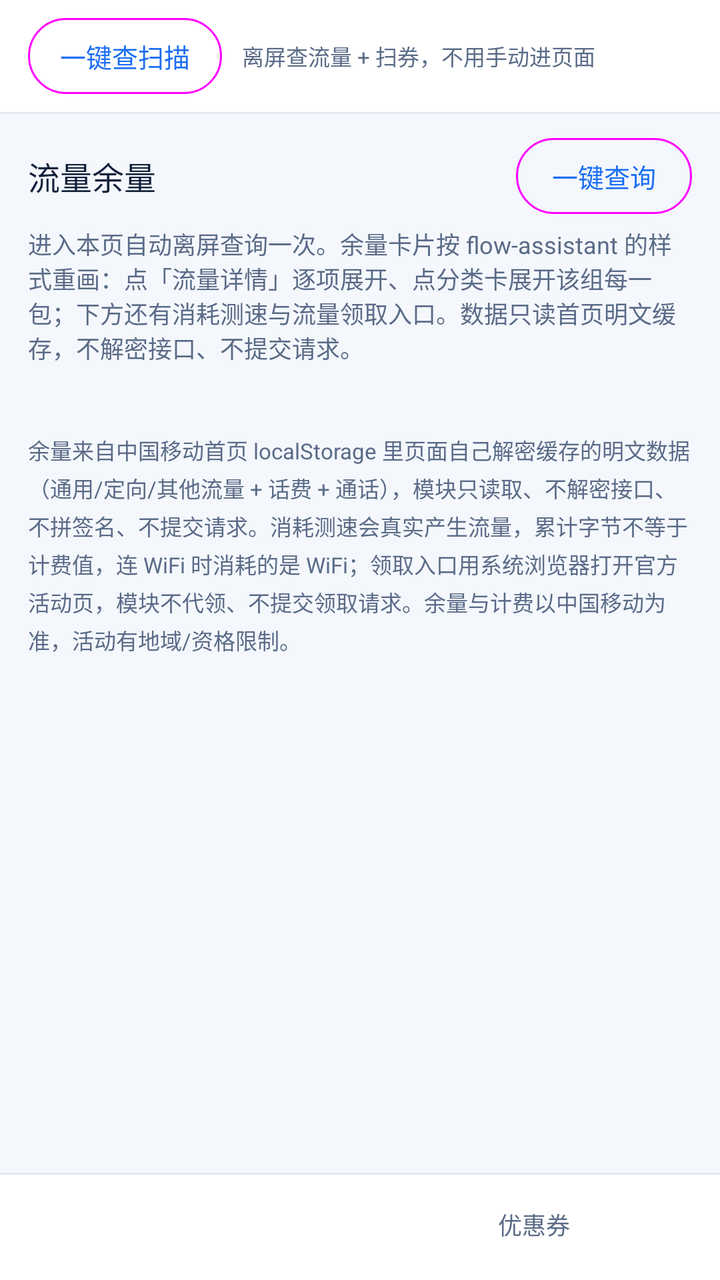
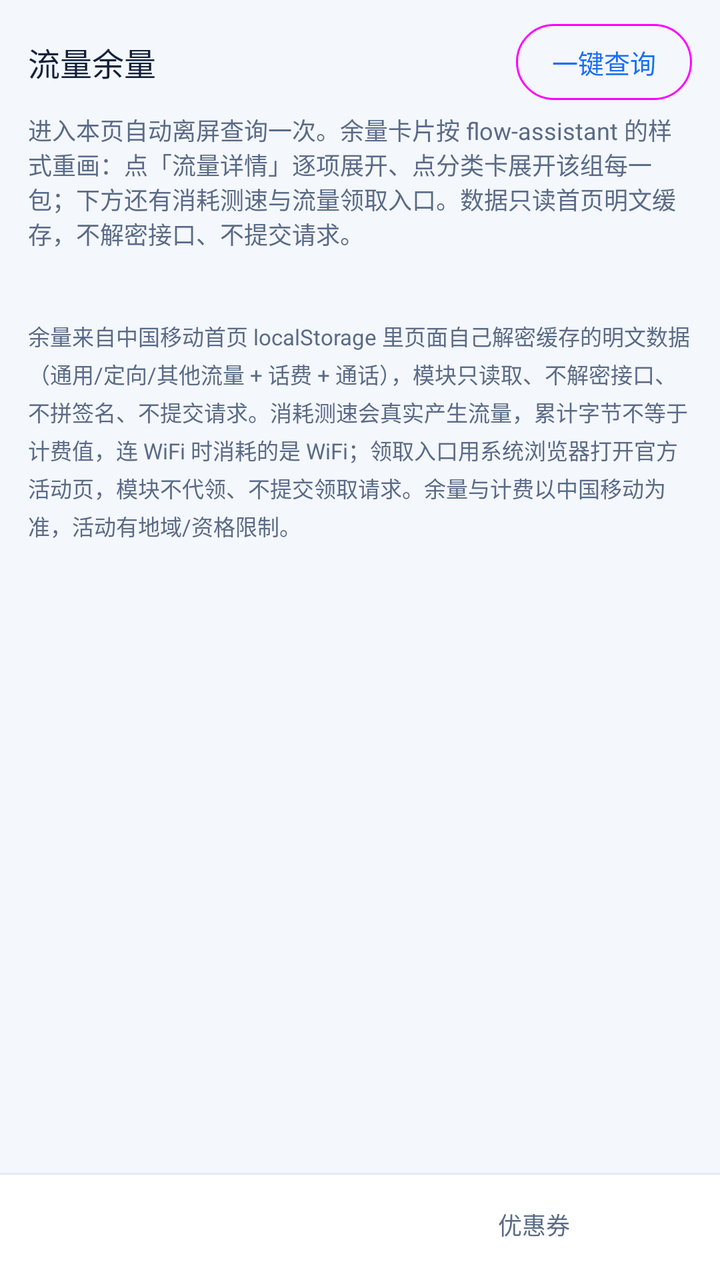

Before-and-after screenshots of an Android layout around one commit, followed by the original layout XML and the change that was made.
<!-- AndroidManifest.xml: application theme Theme.CmccHook -->
<!-- res/layout/page_enhance.xml -->
<?xml version="1.0" encoding="utf-8"?>
<LinearLayout xmlns:android="http://schemas.android.com/apk/res/android"
    xmlns:app="http://schemas.android.com/apk/res-auto"
    android:layout_width="match_parent"
    android:layout_height="match_parent"
    android:orientation="vertical">

    
    <LinearLayout
        android:layout_width="match_parent"
        android:layout_height="wrap_content"
        android:background="@color/surface"
        android:gravity="center_vertical"
        android:orientation="horizontal"
        android:paddingStart="14dp"
        android:paddingTop="9dp"
        android:paddingEnd="14dp"
        android:paddingBottom="9dp">

        <com.google.android.material.button.MaterialButton
            android:id="@+id/btnQuickScan"
            style="@style/Widget.Material3.Button.OutlinedButton"
            android:layout_width="wrap_content"
            android:layout_height="38dp"
            android:insetTop="0dp"
            android:insetBottom="0dp"
            android:minWidth="0dp"
            android:paddingStart="16dp"
            android:paddingEnd="16dp"
            android:text="@string/quick_scan"
            android:textAllCaps="false"
            android:textSize="13sp"
            app:cornerRadius="999dp"
            app:elevation="0dp"
            app:minWidth="0dp" />

        <TextView
            android:id="@+id/quickScanStatus"
            android:layout_width="0dp"
            android:layout_height="wrap_content"
            android:layout_marginStart="10dp"
            android:layout_weight="1"
            android:text="@string/quick_scan_idle"
            android:textColor="@color/text_secondary"
            android:textSize="11sp" />
    </LinearLayout>

    <View
        android:layout_width="match_parent"
        android:layout_height="1dp"
        android:background="@color/divider" />

    
    <FrameLayout
        android:layout_width="match_parent"
        android:layout_height="0dp"
        android:layout_weight="1">

        <include
            android:id="@+id/pageFlow"
            layout="@layout/page_flow" />

        <include
            android:id="@+id/pageCouponBody"
            layout="@layout/page_coupon"
            android:visibility="gone" />
    </FrameLayout>

    <View
        android:layout_width="match_parent"
        android:layout_height="1dp"
        android:background="@color/divider" />

    
    <LinearLayout
        android:layout_width="match_parent"
        android:layout_height="wrap_content"
        android:background="@color/surface"
        android:orientation="horizontal"
        android:paddingStart="10dp"
        android:paddingTop="7dp"
        android:paddingEnd="10dp"
        android:paddingBottom="10dp">

        <TextView
            android:id="@+id/subFlow"
            android:layout_width="0dp"
            android:layout_height="wrap_content"
            android:layout_weight="1"
            android:background="@drawable/bg_nav_item"
            android:gravity="center"
            android:paddingTop="9dp"
            android:paddingBottom="9dp"
            android:text="@string/sub_flow"
            android:textColor="@color/on_primary"
            android:textSize="12sp"
            android:textStyle="bold" />

        <TextView
            android:id="@+id/subCoupon"
            android:layout_width="0dp"
            android:layout_height="wrap_content"
            android:layout_marginStart="8dp"
            android:layout_weight="1"
            android:background="@drawable/bg_nav_item"
            android:gravity="center"
            android:paddingTop="9dp"
            android:paddingBottom="9dp"
            android:text="@string/sub_coupon"
            android:textColor="@color/text_secondary"
            android:textSize="12sp" />
    </LinearLayout>
</LinearLayout>
<!-- res/layout/page_flow.xml (included above) -->
<?xml version="1.0" encoding="utf-8"?>
<ScrollView xmlns:android="http://schemas.android.com/apk/res/android"
    xmlns:app="http://schemas.android.com/apk/res-auto"
    android:layout_width="match_parent"
    android:layout_height="match_parent"
    android:background="@color/background"
    android:clipToPadding="false"
    android:fillViewport="true"
    android:scrollbars="none">

    <LinearLayout
        android:layout_width="match_parent"
        android:layout_height="wrap_content"
        android:orientation="vertical"
        android:paddingStart="14dp"
        android:paddingTop="12dp"
        android:paddingEnd="14dp"
        android:paddingBottom="24dp">

        
        <LinearLayout
            android:layout_width="match_parent"
            android:layout_height="wrap_content"
            android:gravity="center_vertical"
            android:orientation="horizontal">

            <TextView
                style="@style/CardTitle"
                android:layout_width="0dp"
                android:layout_height="wrap_content"
                android:layout_weight="1"
                android:text="@string/flow_title" />

            <com.google.android.material.button.MaterialButton
                android:id="@+id/btnFlowRefresh"
                style="@style/Widget.Material3.Button.OutlinedButton"
                android:layout_width="wrap_content"
                android:layout_height="38dp"
                android:insetTop="0dp"
                android:insetBottom="0dp"
                android:minWidth="0dp"
                android:paddingStart="18dp"
                android:paddingEnd="18dp"
                android:text="@string/flow_refresh"
                android:textAllCaps="false"
                android:textSize="13sp"
                app:cornerRadius="999dp"
                app:elevation="0dp"
                app:minWidth="0dp" />
        </LinearLayout>

        
        <TextView
            android:id="@+id/flowNotify"
            android:layout_width="match_parent"
            android:layout_height="wrap_content"
            android:paddingTop="6dp"
            android:paddingBottom="2dp"
            android:text="@string/flow_never"
            android:textColor="@color/text_secondary"
            android:textSize="12sp" />

        <TextView
            android:id="@+id/flowAt"
            android:layout_width="match_parent"
            android:layout_height="wrap_content"
            android:paddingStart="2dp"
            android:paddingBottom="4dp"
            android:textColor="@color/text_secondary"
            android:textSize="11sp" />

        
        <LinearLayout
            android:id="@+id/flowRoot"
            android:layout_width="match_parent"
            android:layout_height="wrap_content"
            android:orientation="vertical" />

        <TextView
            android:layout_width="match_parent"
            android:layout_height="wrap_content"
            android:paddingTop="14dp"
            android:text="@string/flow_hint"
            android:textColor="@color/text_secondary"
            android:textSize="11sp"
            android:lineSpacingExtra="3dp" />
    </LinearLayout>
</ScrollView>
<!-- res/layout/page_coupon.xml (included above) -->
<?xml version="1.0" encoding="utf-8"?>
<ScrollView xmlns:android="http://schemas.android.com/apk/res/android"
    xmlns:app="http://schemas.android.com/apk/res-auto"
    android:layout_width="match_parent"
    android:layout_height="match_parent"
    android:clipToPadding="false"
    android:fillViewport="true"
    android:scrollbars="none">

    <LinearLayout
        android:layout_width="match_parent"
        android:layout_height="wrap_content"
        android:orientation="vertical"
        android:paddingStart="16dp"
        android:paddingEnd="16dp"
        android:paddingTop="12dp"
        android:paddingBottom="24dp">

        
        <LinearLayout
            style="@style/CardBox"
            android:layout_width="match_parent"
            android:layout_height="wrap_content"
            android:orientation="vertical">

            <LinearLayout
                android:layout_width="match_parent"
                android:layout_height="wrap_content"
                android:gravity="center_vertical"
                android:orientation="horizontal"
                android:paddingStart="12dp"
                android:paddingTop="10dp"
                android:paddingEnd="12dp">

                <com.google.android.material.button.MaterialButton
                    android:id="@+id/btnCouponOpen"
                    style="@style/Widget.Material3.Button.OutlinedButton"
                    android:layout_width="0dp"
                    android:layout_height="40dp"
                    android:layout_weight="1"
                    android:insetTop="0dp"
                    android:insetBottom="0dp"
                    android:maxLines="1"
                    android:minWidth="0dp"
                    android:paddingStart="2dp"
                    android:paddingEnd="2dp"
                    android:text="@string/coupon_open"
                    android:textAllCaps="false"
                    android:textSize="12sp"
                    app:cornerRadius="999dp"
                    app:elevation="0dp"
                    app:minWidth="0dp" />

                <com.google.android.material.button.MaterialButton
                    android:id="@+id/btnCouponScan"
                    style="@style/Widget.Material3.Button.OutlinedButton"
                    android:layout_width="0dp"
                    android:layout_height="40dp"
                    android:layout_marginStart="8dp"
                    android:layout_weight="1"
                    android:insetTop="0dp"
                    android:insetBottom="0dp"
                    android:maxLines="1"
                    android:minWidth="0dp"
                    android:paddingStart="2dp"
                    android:paddingEnd="2dp"
                    android:text="@string/coupon_scan"
                    android:textAllCaps="false"
                    android:textSize="12sp"
                    app:cornerRadius="999dp"
                    app:elevation="0dp"
                    app:minWidth="0dp" />

                <com.google.android.material.button.MaterialButton
                    android:id="@+id/btnCouponAll"
                    style="@style/Widget.Material3.Button.OutlinedButton"
                    android:layout_width="0dp"
                    android:layout_height="40dp"
                    android:layout_marginStart="8dp"
                    android:layout_weight="1"
                    android:insetTop="0dp"
                    android:insetBottom="0dp"
                    android:maxLines="1"
                    android:minWidth="0dp"
                    android:paddingStart="2dp"
                    android:paddingEnd="2dp"
                    android:text="@string/coupon_select_all"
                    android:textAllCaps="false"
                    android:textSize="12sp"
                    app:cornerRadius="999dp"
                    app:elevation="0dp"
                    app:minWidth="0dp" />
            </LinearLayout>

            
            <LinearLayout
                android:layout_width="match_parent"
                android:layout_height="wrap_content"
                android:gravity="center_vertical"
                android:orientation="horizontal"
                android:paddingStart="12dp"
                android:paddingTop="8dp"
                android:paddingEnd="12dp"
                android:paddingBottom="10dp">

                <com.google.android.material.button.MaterialButton
                    android:id="@+id/btnCouponInvert"
                    style="@style/Widget.Material3.Button.OutlinedButton"
                    android:layout_width="0dp"
                    android:layout_height="40dp"
                    android:layout_weight="1"
                    android:insetTop="0dp"
                    android:insetBottom="0dp"
                    android:maxLines="1"
                    android:minWidth="0dp"
                    android:paddingStart="2dp"
                    android:paddingEnd="2dp"
                    android:text="@string/coupon_invert"
                    android:textAllCaps="false"
                    android:textSize="12sp"
                    app:cornerRadius="999dp"
                    app:elevation="0dp"
                    app:minWidth="0dp" />

                <com.google.android.material.button.MaterialButton
                    android:id="@+id/btnCouponUse"
                    style="@style/Widget.Material3.Button.OutlinedButton"
                    android:layout_width="0dp"
                    android:layout_height="40dp"
                    android:layout_marginStart="8dp"
                    android:layout_weight="1"
                    android:insetTop="0dp"
                    android:insetBottom="0dp"
                    android:maxLines="1"
                    android:minWidth="0dp"
                    android:paddingStart="2dp"
                    android:paddingEnd="2dp"
                    android:text="@string/coupon_use"
                    android:textAllCaps="false"
                    android:textSize="12sp"
                    app:cornerRadius="999dp"
                    app:elevation="0dp"
                    app:minWidth="0dp" />

                <com.google.android.material.button.MaterialButton
                    android:id="@+id/btnCouponUseAll"
                    style="@style/Widget.Material3.Button.OutlinedButton"
                    android:layout_width="0dp"
                    android:layout_height="40dp"
                    android:layout_marginStart="8dp"
                    android:layout_weight="1"
                    android:insetTop="0dp"
                    android:insetBottom="0dp"
                    android:maxLines="1"
                    android:minWidth="0dp"
                    android:paddingStart="2dp"
                    android:paddingEnd="2dp"
                    android:text="@string/coupon_use_all"
                    android:textAllCaps="false"
                    android:textSize="12sp"
                    app:cornerRadius="999dp"
                    app:elevation="0dp"
                    app:minWidth="0dp" />
            </LinearLayout>
        </LinearLayout>

        
        <TextView
            android:id="@+id/couponAt"
            android:layout_width="match_parent"
            android:layout_height="wrap_content"
            android:paddingStart="6dp"
            android:paddingTop="8dp"
            android:paddingEnd="6dp"
            android:textColor="@color/text_secondary"
            android:textSize="12sp" />

        
        <TextView
            android:id="@+id/smsHelpEntry"
            android:layout_width="match_parent"
            android:layout_height="wrap_content"
            android:paddingStart="6dp"
            android:paddingTop="6dp"
            android:paddingEnd="6dp"
            android:paddingBottom="4dp"
            android:text="@string/sms_help_entry"
            android:textColor="@color/primary"
            android:textSize="12sp" />

        
        <LinearLayout
            android:layout_width="match_parent"
            android:layout_height="wrap_content"
            android:gravity="center_vertical"
            android:orientation="horizontal"
            android:paddingStart="6dp"
            android:paddingTop="2dp"
            android:paddingEnd="6dp"
            android:paddingBottom="2dp">

            <CheckBox
                android:id="@+id/cbCouponSort"
                android:layout_width="0dp"
                android:layout_height="wrap_content"
                android:layout_weight="1"
                android:checked="true"
                android:text="@string/coupon_sort_valid"
                android:textSize="13sp" />

            <CheckBox
                android:id="@+id/cbCouponHide"
                android:layout_width="0dp"
                android:layout_height="wrap_content"
                android:layout_weight="1"
                android:checked="true"
                android:text="@string/coupon_hide_blocked"
                android:textSize="13sp" />
        </LinearLayout>

        <LinearLayout
            android:id="@+id/couponList"
            android:layout_width="match_parent"
            android:layout_height="wrap_content"
            android:orientation="vertical" />

        
        <TextView
            android:id="@+id/couponSummary"
            style="@style/RowDesc"
            android:layout_width="wrap_content"
            android:layout_height="wrap_content"
            android:visibility="gone" />

        <TextView
            android:id="@+id/couponBar"
            style="@style/RowDesc"
            android:layout_width="wrap_content"
            android:layout_height="wrap_content"
            android:visibility="gone" />

    </LinearLayout>
</ScrollView>
<!-- resources referenced by this layout -->
<resources>
  <color name="background">#F4F7FC</color>
  <color name="divider">#E2EAF5</color>
  <color name="on_primary">#FFFFFF</color>
  <color name="primary">#1B6EF3</color>
  <color name="surface">#FFFFFF</color>
  <color name="text_secondary">#5A6B87</color>
  <!-- drawable bg_nav_item (drawable) -->
  <?xml version="1.0" encoding="utf-8"?>
  <selector xmlns:android="http://schemas.android.com/apk/res/android">
      <item android:state_selected="true">
          <shape android:shape="rectangle">
              <solid android:color="@color/primary" />
              <corners android:radius="16dp" />
          </shape>
      </item>
      <item>
          <shape android:shape="rectangle">
              <solid android:color="@android:color/transparent" />
              <corners android:radius="16dp" />
          </shape>
      </item>
  </selector>
  <string name="coupon_hide_blocked">隐藏不可选</string>
  <string name="coupon_invert">反选</string>
  <string name="coupon_open">跳转卡券中心</string>
  <string name="coupon_scan">扫描</string>
  <string name="coupon_select_all">全选</string>
  <string name="coupon_sort_valid">按有效期排序</string>
  <string name="coupon_use">使用</string>
  <string name="coupon_use_all">一键全用</string>
  <string name="flow_hint">余量来自中国移动首页 localStorage 里页面自己解密缓存的明文数据（通用/定向/其他流量 + 话费 + 通话），模块只读取、不解密接口、不拼签名、不提交请求。消耗测速会真实产生流量，累计字节不等于计费值，连 WiFi 时消耗的是 WiFi；领取入口用系统浏览器打开官方活动页，模块不代领、不提交领取请求。余量与计费以中国移动为准，活动有地域/资格限制。</string>
  <string name="flow_never">进入本页自动离屏查询一次。余量卡片按 flow-assistant 的样式重画：点「流量详情」逐项展开、点分类卡展开该组每一包；下方还有消耗测速与流量领取入口。数据只读首页明文缓存，不解密接口、不提交请求。</string>
  <string name="flow_refresh">一键查询</string>
  <string name="flow_title">流量余量</string>
  <string name="quick_scan">一键查扫描</string>
  <string name="quick_scan_idle">离屏查流量 + 扫券，不用手动进页面</string>
  <string name="sms_help_entry">小米 / HyperOS 读不到验证码？点这里看自检步骤</string>
  <string name="sub_coupon">优惠券</string>
  <string name="sub_flow">流量</string>
  <style name="CardBox">
          <item name="android:background">@drawable/bg_card</item>
          <item name="android:orientation">vertical</item>
      </style>
  <style name="CardTitle">
          <item name="android:textSize">16sp</item>
          <item name="android:fontFamily">sans-serif-medium</item>
          <item name="android:textColor">@color/text_primary</item>
      </style>
  <style name="RowDesc">
          <item name="android:textSize">12sp</item>
          <item name="android:textColor">@color/text_secondary</item>
          <item name="android:lineSpacingExtra">2dp</item>
          <item name="android:paddingTop">3dp</item>
      </style>
  <!-- drawable bg_card (drawable) -->
  <?xml version="1.0" encoding="utf-8"?>
  <shape xmlns:android="http://schemas.android.com/apk/res/android"
      android:shape="rectangle">
      <solid android:color="@color/container_low" />
      <stroke android:width="1dp" android:color="@color/divider" />
      <corners android:radius="18dp" />
  </shape>
  <color name="text_primary">#12213B</color>
  <color name="primary_dark">#0B4FC4</color>
  <color name="brand_start">#1B6EF3</color>
  <color name="container_low">#FFFFFF</color>
  <!-- unchanged entries left out for length: 1 -->
</resources>

<!-- the commit's change to res/layout/page_enhance.xml (unified diff, before → after) -->
@@ -6,49 +6,6 @@
     android:orientation="vertical">
 
     
-    <LinearLayout
-        android:layout_width="match_parent"
-        android:layout_height="wrap_content"
-        android:background="@color/surface"
-        android:gravity="center_vertical"
-        android:orientation="horizontal"
-        android:paddingStart="14dp"
-        android:paddingTop="9dp"
-        android:paddingEnd="14dp"
-        android:paddingBottom="9dp">
-
-        <com.google.android.material.button.MaterialButton
-            android:id="@+id/btnQuickScan"
-            style="@style/Widget.Material3.Button.OutlinedButton"
-            android:layout_width="wrap_content"
-            android:layout_height="38dp"
-            android:insetTop="0dp"
-            android:insetBottom="0dp"
-            android:minWidth="0dp"
-            android:paddingStart="16dp"
-            android:paddingEnd="16dp"
-            android:text="@string/quick_scan"
-            android:textAllCaps="false"
-            android:textSize="13sp"
-            app:cornerRadius="999dp"
-            app:elevation="0dp"
-            app:minWidth="0dp" />
-
-        <TextView
-            android:id="@+id/quickScanStatus"
-            android:layout_width="0dp"
-            android:layout_height="wrap_content"
-            android:layout_marginStart="10dp"
-            android:layout_weight="1"
-            android:text="@string/quick_scan_idle"
-            android:textColor="@color/text_secondary"
-            android:textSize="11sp" />
-    </LinearLayout>
-
-    <View
-        android:layout_width="match_parent"
-        android:layout_height="1dp"
-        android:background="@color/divider" />
 
     
     <FrameLayout
@@ -235,32 +192,13 @@
                 android:paddingTop="10dp"
                 android:paddingEnd="12dp">
 
-                <com.google.android.material.button.MaterialButton
-                    android:id="@+id/btnCouponOpen"
-                    style="@style/Widget.Material3.Button.OutlinedButton"
-                    android:layout_width="0dp"
-                    android:layout_height="40dp"
-                    android:layout_weight="1"
-                    android:insetTop="0dp"
-                    android:insetBottom="0dp"
-                    android:maxLines="1"
-                    android:minWidth="0dp"
-                    android:paddingStart="2dp"
-                    android:paddingEnd="2dp"
-                    android:text="@string/coupon_open"
-                    android:textAllCaps="false"
-                    android:textSize="12sp"
-                    app:cornerRadius="999dp"
-                    app:elevation="0dp"
-                    app:minWidth="0dp" />
-
+                
                 <com.google.android.material.button.MaterialButton
                     android:id="@+id/btnCouponScan"
                     style="@style/Widget.Material3.Button.OutlinedButton"
                     android:layout_width="0dp"
                     android:layout_height="40dp"
-                    android:layout_marginStart="8dp"
-                    android:layout_weight="1"
+                    android:layout_weight="2"
                     android:insetTop="0dp"
                     android:insetBottom="0dp"
                     android:maxLines="1"
<!-- resource entries referenced after the edit -->
@@ -24,8 +24,7 @@
   </selector>
   <string name="coupon_hide_blocked">隐藏不可选</string>
   <string name="coupon_invert">反选</string>
-  <string name="coupon_open">跳转卡券中心</string>
-  <string name="coupon_scan">扫描</string>
+  <string name="coupon_scan">一键扫描</string>
   <string name="coupon_select_all">全选</string>
   <string name="coupon_sort_valid">按有效期排序</string>
   <string name="coupon_use">使用</string>
@@ -34,8 +33,6 @@
   <string name="flow_never">进入本页自动离屏查询一次。余量卡片按 flow-assistant 的样式重画：点「流量详情」逐项展开、点分类卡展开该组每一包；下方还有消耗测速与流量领取入口。数据只读首页明文缓存，不解密接口、不提交请求。</string>
   <string name="flow_refresh">一键查询</string>
   <string name="flow_title">流量余量</string>
-  <string name="quick_scan">一键查扫描</string>
-  <string name="quick_scan_idle">离屏查流量 + 扫券，不用手动进页面</string>
   <string name="sms_help_entry">小米 / HyperOS 读不到验证码？点这里看自检步骤</string>
   <string name="sub_coupon">优惠券</string>
   <string name="sub_flow">流量</string>
